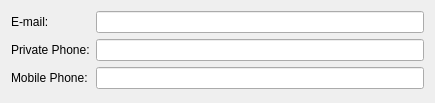
Old version of the form kopete/identity/identitydetailed.ui in the repository KDE/kopete.
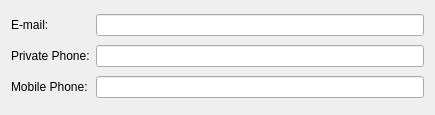
New version of the form.

Commit message: Fix widget buddies

The edit to the form file:
```diff
--- a/kopete/identity/identitydetailed.ui
+++ b/kopete/identity/identitydetailed.ui
@@ -6,7 +6,7 @@
     <x>0</x>
     <y>0</y>
     <width>435</width>
-    <height>103</height>
+    <height>115</height>
    </rect>
   </property>
   <property name="windowTitle" >
```
Left out of the diff: 9 changed lines with no effect on the pictures. The commit also changes 2 other files.
